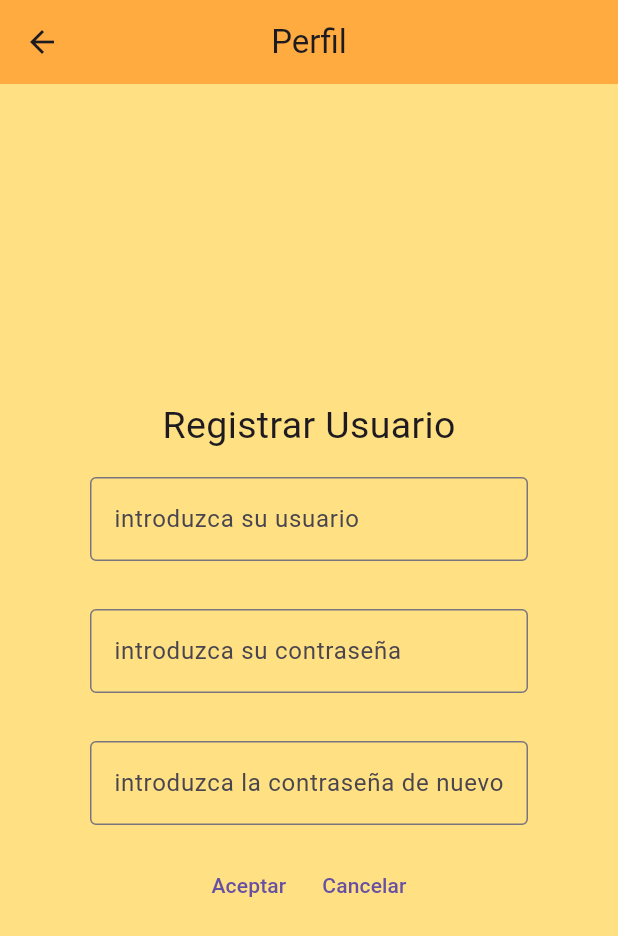
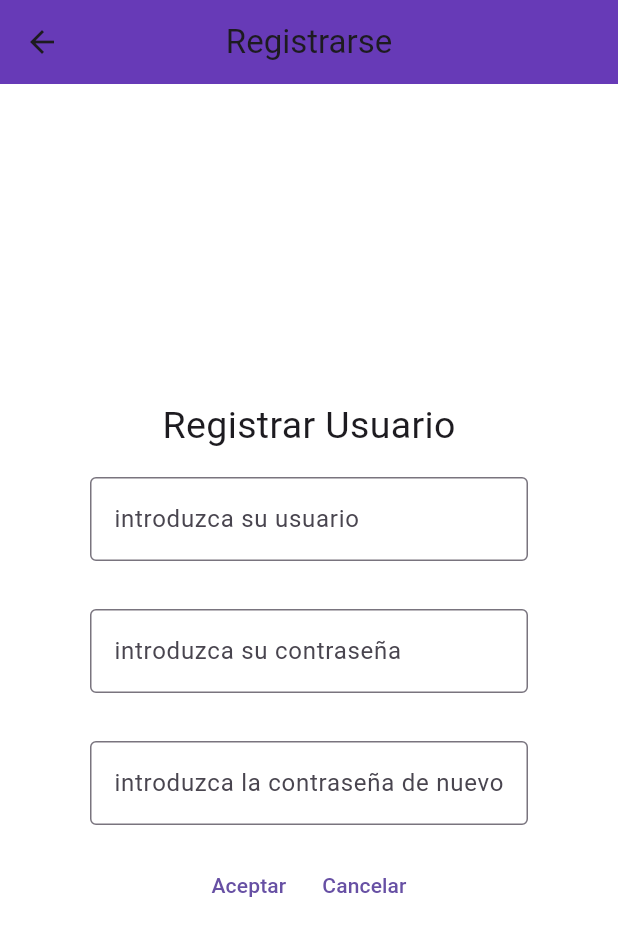
Before and after one commit to manuelcb19/tfgmanuelcb, a Flutter app: the screen it shows after launch, after a tap on "registrar", on a phone screen of 412 x 824 dp. Shown: the top 936 px of the screen. Run offline on Flutter 3.47's test engine with Material 3 defaults, Android fonts, the phone set to English and light mode, and no system bars; our stand-ins replace cloud_firestore, firebase_auth, firebase_core, firebase_storage, google_sign_in, image_picker and 1 more; missing offline and left inert: bgg_api, drag_and_drop_lists; accounts and stored records are empty; network calls fail.

Commit message:
Se implementan mejoras visuales

```diff
--- a/lib/FirebaseObjects/FbPartidas.dart
+++ b/lib/FirebaseObjects/FbPartidas.dart
@@ -3,12 +3,12 @@ import 'package:cloud_firestore/cloud_firestore.dart';
 class FbPartidas {
   String? nombre;
   int? puntuacion;
-  int? orden;  // Nuevo campo
+  int? orden;
 
   FbPartidas({
     this.puntuacion,
     this.nombre,
-    this.orden,  // Nuevo campo
+    this.orden,
   });
 
   factory FbPartidas.fromFirestore(DocumentSnapshot<Map<String, dynamic>> partidaDoc) {
@@ -22,7 +22,7 @@ class FbPartidas {
       return FbPartidas(
         nombre: entry.key,
         puntuacion: entry.value["puntuacion"],
-        orden: entry.value["orden"],  // Nuevo campo
+        orden: entry.value["orden"],
       );
     } else {
       throw Exception("La clave 'partidas' no existe en los datos del documento.");
--- a/lib/Home/ConsultarJuegoMesa.dart
+++ b/lib/Home/ConsultarJuegoMesa.dart
@@ -15,8 +15,11 @@ class _ConsultarJuegoMesaState extends State<ConsultarJuegoMesa> {
   Widget build(BuildContext context) {
     return Scaffold(
       appBar: AppBar(
-        title: Text('Consultar Juego de Mesa'),
+        title: const Text('Introduce Partida'),
+        shadowColor: Colors.black,
+        backgroundColor: Colors.deepPurple,
       ),
+      backgroundColor: Colors.white10,
       body: Center(
         child: Column(
           mainAxisAlignment: MainAxisAlignment.center,
--- a/lib/Home/DetallesJuegoScreen.dart
+++ b/lib/Home/DetallesJuegoScreen.dart
@@ -47,8 +47,11 @@ class _DetallesJuegoScreenState extends State<DetallesJuegoScreen> {
   Widget build(BuildContext context) {
     return Scaffold(
       appBar: AppBar(
-        title: Text(widget.juego?.nombre ?? 'Detalles del Juego'),
+        title: const Text('Tus partidas'),
+        shadowColor: Colors.black,
+        backgroundColor: Colors.deepPurple,
       ),
+      backgroundColor: Colors.white10,
       body: Column(
         children: [
           if (widget.juego?.sUrlImg != null)
--- a/lib/Home/PartidasScreen.dart
+++ b/lib/Home/PartidasScreen.dart
@@ -35,7 +35,10 @@ class _PartidasScreenState extends State<PartidasScreen> {
     return Scaffold(
       appBar: AppBar(
         title: Text('Partidas'),
+        shadowColor: Colors.black,
+        backgroundColor: Colors.deepPurple,
       ),
+      backgroundColor: Colors.white10,
       body: Column(
         children: [
           Row(
--- a/lib/onBoarding/LoginView.dart
+++ b/lib/onBoarding/LoginView.dart
@@ -113,10 +113,10 @@ class LoginView extends StatelessWidget {
         appBar: AppBar(
           title: const Text('Login'),
           centerTitle: true,
-          shadowColor: Colors.white,
-          backgroundColor: Colors.white,
+          shadowColor: Colors.black,
+          backgroundColor: Colors.deepPurple,
         ),
-        backgroundColor: Colors.white,
+        backgroundColor: Colors.white10,
         body:
         Center(
           child: ConstrainedBox(constraints: BoxConstraints(
@@ -139,12 +139,24 @@ class LoginView extends StatelessWidget {
                     child:  customTextField(tecUsername: usuarioPassword, oscuro: true, sHint: "introduzca su Contraseña",)
                 ),
 
-                Row(
+                Column(
                   mainAxisAlignment: MainAxisAlignment.center,
                   children: [
-                    CustomButton(onPressed: onClickAceptar, texto: 'aceptar',),
-                    CustomButton(onPressed: onClickRegistrar, texto: 'registrar',),
-                    CustomButton(onPressed: signInWithGoogle, texto: 'registrar con google',),
+                    Row(
+                      mainAxisAlignment: MainAxisAlignment.center,
+                      children: [
+                        CustomButton(onPressed: onClickAceptar, texto: 'aceptar',),
+                        CustomButton(onPressed: onClickRegistrar, texto: 'registrar',),
+                      ],
+                    ),
+                    SizedBox(height: 16),
+                    ElevatedButton(
+                      onPressed: signInWithGoogle,
+                      style: ElevatedButton.styleFrom(
+                        foregroundColor: Colors.white, backgroundColor: Colors.blue, // Color del texto (blanco)
+                      ),
+                      child: Text('Acceder con Google'),
+                    ),
                   ],
                 ),
 
--- a/lib/onBoarding/RegisterView.dart
+++ b/lib/onBoarding/RegisterView.dart
@@ -85,12 +85,12 @@ class RegisterView extends StatelessWidget{
 
     return Scaffold(
         appBar: AppBar(
-          title: const Text('Perfil'),
+          title: const Text('Registrarse'),
           centerTitle: true,
-          shadowColor: Colors.orangeAccent,
-          backgroundColor: Colors.orangeAccent,
+          shadowColor: Colors.black,
+          backgroundColor: Colors.deepPurple,
         ),
-        backgroundColor: Colors.amber[200],
+        backgroundColor: Colors.white10,
         body:
         Center(
           child: ConstrainedBox(constraints: BoxConstraints(
```
Also changed, not shown: lib/Home/HomeView.dart (+23 -2 lines), lib/Home/Moment.dart (+8 -6 lines), lib/onBoarding/PerfilView.dart (+5 -5 lines).
